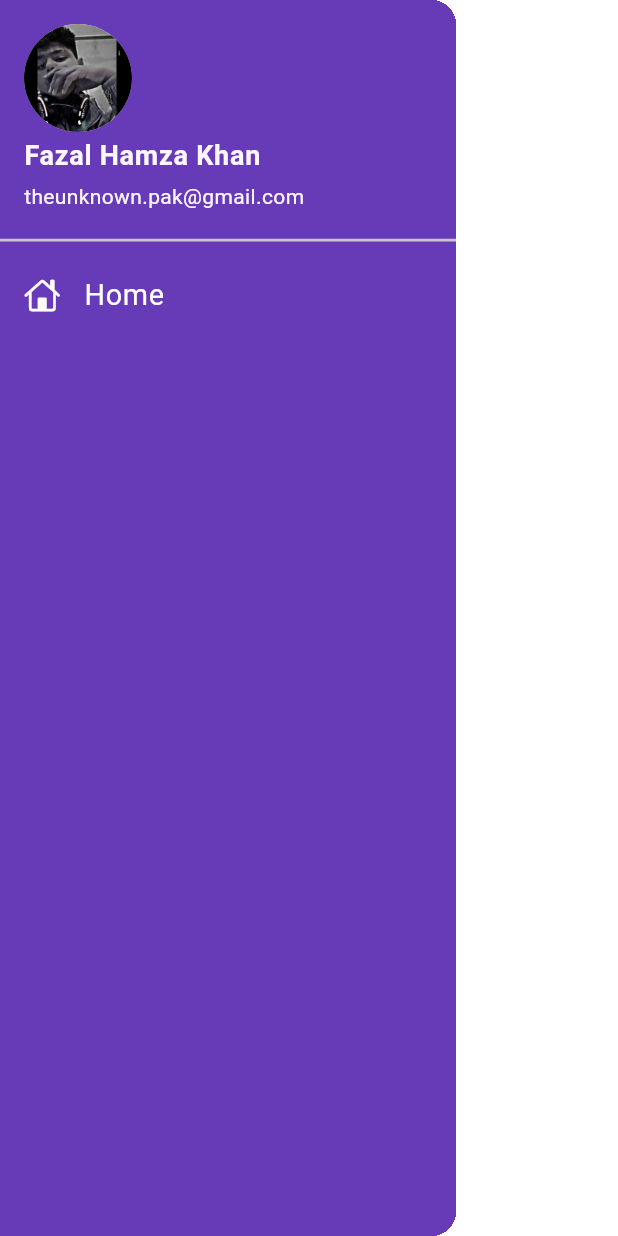
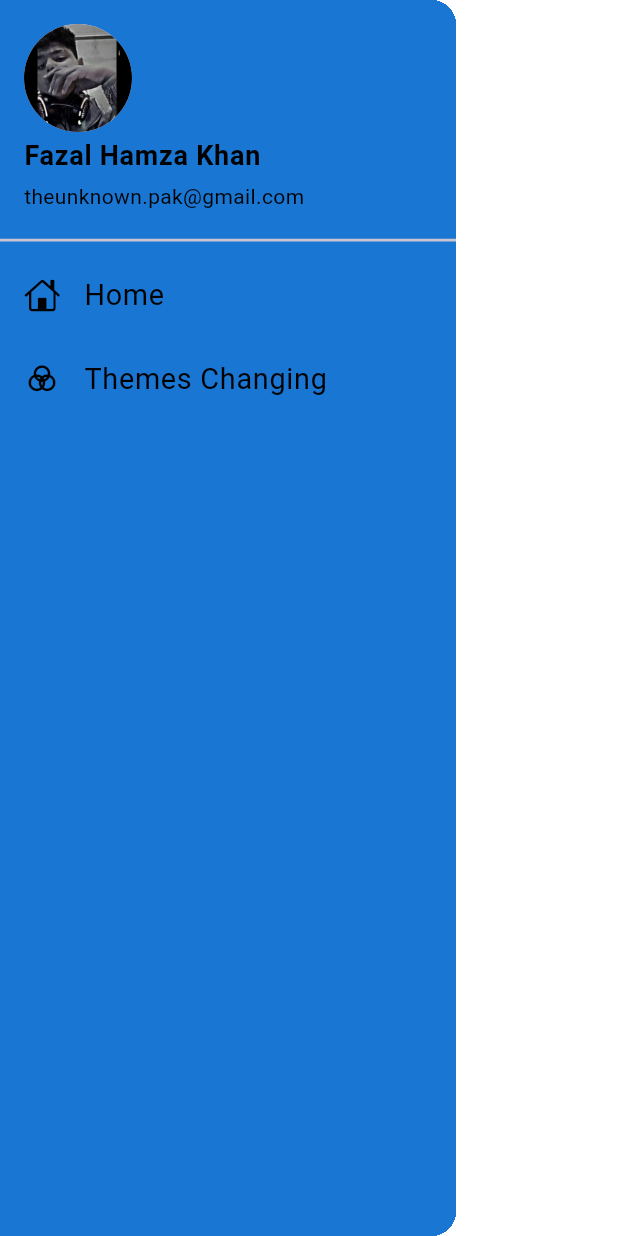
Before and after one commit to FazalHamzaKhan12/allcoloursinfo, a Flutter app: the DrawerPage widget shown alone on an empty page, opened directly, on a phone screen of 412 x 824 dp. Run offline on Flutter 3.47's test engine with Material 3 defaults, Android fonts, the phone set to English and light mode, and no system bars.

Commit message:
WORKING ON DRAWER

```diff
--- a/lib/Screens/drawer.dart
+++ b/lib/Screens/drawer.dart
@@ -1,6 +1,8 @@
+import 'package:allcoloursinfo/Screens/themeschanging.dart';
 import 'package:flutter/cupertino.dart';
 import 'package:flutter/material.dart';
 
+import '../main.dart';
 
 class DrawerPage extends StatefulWidget {
   const DrawerPage({super.key});
@@ -12,42 +14,77 @@ class DrawerPage extends StatefulWidget {
 class _DrawerPageState extends State<DrawerPage> {
   @override
   Widget build(BuildContext context) {
-    return  Drawer(
+    return Drawer(
       child: Container(
-            color: Colors.deepPurple,
+        color: Theme.of(context).primaryColor,
         child: ListView(
           padding: EdgeInsets.zero,
           children: [
             DrawerHeader(
               padding: EdgeInsets.zero,
               child: UserAccountsDrawerHeader(
-                        decoration: BoxDecoration(color: Colors.deepPurple),
+                decoration:
+                    BoxDecoration(color: Theme.of(context).primaryColor),
                 margin: EdgeInsets.zero,
                 accountName: Text(
                   "Fazal Hamza Khan",
-                          style: TextStyle(fontWeight: FontWeight.bold, fontSize: 18),
+                  style: TextStyle(
+                      fontWeight: FontWeight.bold,
+                      fontSize: 18,
+                      color: Theme.of(context).textTheme.headlineSmall?.color),
                 ),
                 accountEmail: Text("theunknown.pak@gmail.com",
-                            style:
-                            TextStyle(fontWeight: FontWeight.w400, fontSize: 14)),
-                        currentAccountPicture:
-                        CircleAvatar(radius: 50,
-                          backgroundImage: AssetImage("assets/images/Myf.jpg"),)
+                    style: TextStyle(
+                        fontWeight: FontWeight.w400,
+                        fontSize: 14,
+                        color:
+                            Theme.of(context).textTheme.headlineSmall?.color)),
+                currentAccountPicture: CircleAvatar(
+                  radius: 50,
+                  backgroundImage: AssetImage("assets/images/Myf.jpg"),
                 ),
               ),
-
-                  //for home
+            ),
             ListTile(
+              onTap: () {
+                // Check if current route is not the same as Home screen
+                if (ModalRoute.of(context)?.settings.name != '/') {
+                  Navigator.pushReplacement(
+                    context,
+                    MaterialPageRoute(builder: (context) => const MyApp()),
+                  );
+                } else {
+                  Navigator.pop(context); // Just close the drawer if already on Home
+                }
+              },
               leading: Icon(
                 CupertinoIcons.home,
-                      color: Colors.white,
+                color: Theme.of(context).textTheme.headlineSmall?.color,
               ),
               title: Text(
                 "Home",
                 textScaleFactor: 1.2,
-                      style: TextStyle(color: Colors.white),
+                style: TextStyle(
+                    color: Theme.of(context).textTheme.headlineSmall?.color),
               ),
             ),
-                ])));
+            ListTile(
+
+              leading: Icon(
+                CupertinoIcons.color_filter,
+                color: Theme.of(context).textTheme.headlineSmall?.color,
+              ),
+              title: Text(
+                "Themes Changing",
+                textScaleFactor: 1.2,
+                style: TextStyle(
+                  color: Theme.of(context).textTheme.headlineSmall?.color,
+                ),
+              ),
+            ),
+          ],
+        ),
+      ),
+    );
   }
 }
--- a/lib/Theme/theme_data.dart
+++ b/lib/Theme/theme_data.dart
@@ -1,12 +1,11 @@
 import 'package:flutter/material.dart';
 
 // Define primary color
-const COLOR_PRIMARY = Colors.deepPurple;
 
 // Define light theme
 ThemeData lightTheme = ThemeData(
   brightness: Brightness.light,
-  primaryColor: Colors.blue[600], // Vibrant and inviting
+  primaryColor: Colors.blue[700], // Vibrant and inviting
   scaffoldBackgroundColor: Colors.white, // Neutral background
   appBarTheme: AppBarTheme(
     color: Colors.blue[700], // Slightly darker shade for AppBar
@@ -26,7 +25,7 @@ ThemeData lightTheme = ThemeData(
 // Define dark theme
 ThemeData darkTheme = ThemeData(
   brightness: Brightness.dark,
-  primaryColor: Colors.teal[300], // Calming and modern
+  primaryColor: Colors.teal[700], // Calming and modern
   scaffoldBackgroundColor: Colors.grey[900], // Deep gray background
   appBarTheme: AppBarTheme(
     color: Colors.teal[700], // Contrasting AppBar
```
Also changed, not shown: lib/Screens/themeschanging.dart (added). Lines whose indentation alone changed are shown as unchanged.
